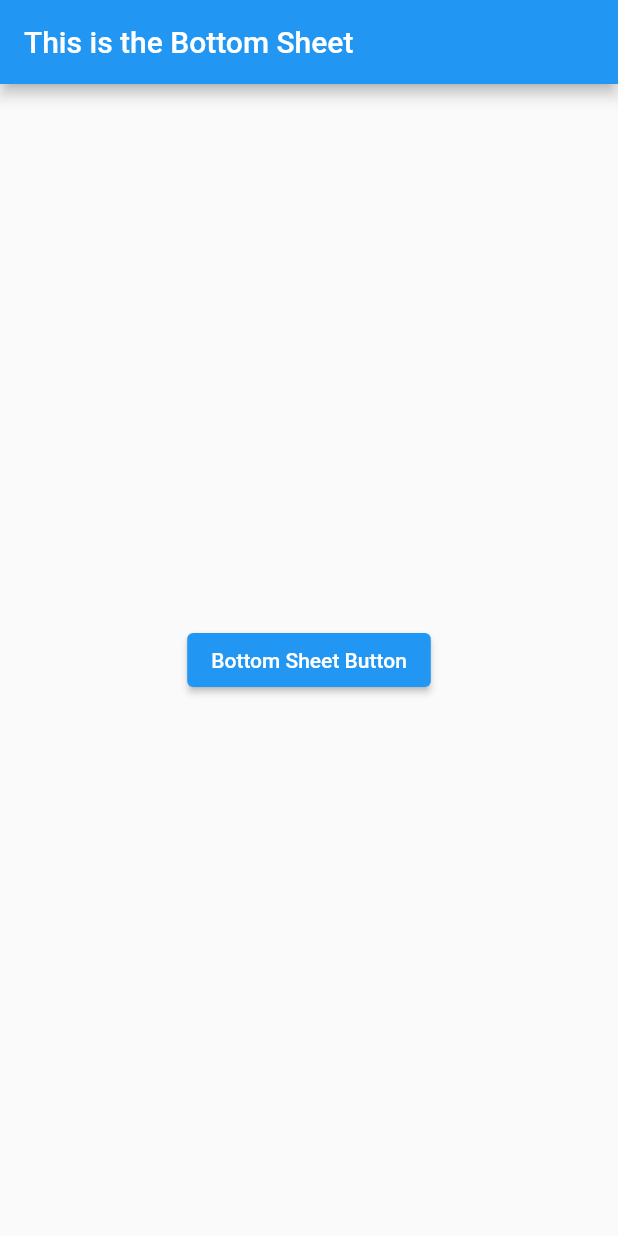
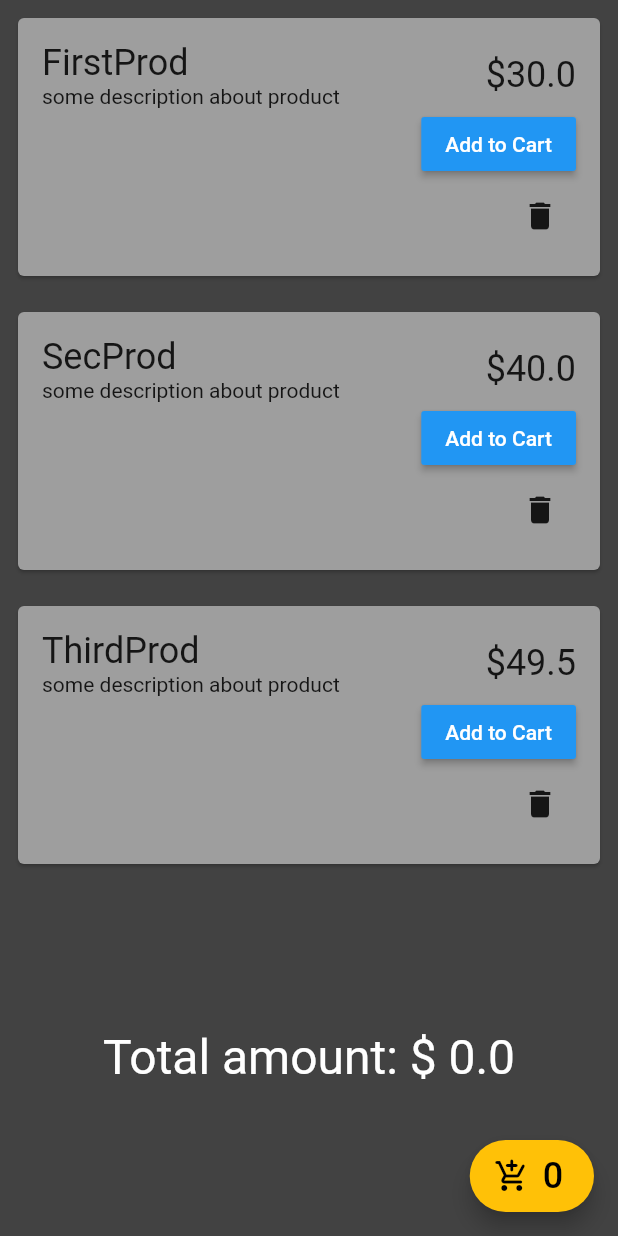
Before and after one commit to tarunchauhan97/flutter-getx-basics, a Flutter app: the screen it shows after launch, on a phone screen of 412 x 824 dp. Run offline on Flutter 3.47's test engine with Material 2 defaults, Android fonts, the phone set to English and light mode, and no system bars; our stand-ins replace get.

Commit message:
add to cart e commerce

```diff
--- /dev/null
+++ b/lib/controllers/cart_controller.dart
@@ -0,0 +1,23 @@
+import 'package:get/state_manager.dart';
+import 'package:flutter_getx/models/product.dart';
+
+class CartController extends GetxController {
+  //var cartItems = List<Product>().obs;
+  var cartItems = [].obs;
+
+  int get count => cartItems.length;
+
+  double get totalPrice => cartItems.fold(0, (sum, item) => sum + item.price);
+
+  void deleteItem(Product product) {
+    final containProduct = cartItems.contains(product);
+    print(containProduct);
+    cartItems.remove(product);
+    // cartItems.value;
+    print('Deleted');
+  }
+
+  addToCart(Product product) {
+    cartItems.add(product);
+  }
+}
--- /dev/null
+++ b/lib/controllers/shopping_controller.dart
@@ -0,0 +1,44 @@
+import 'package:get/state_manager.dart';
+import 'package:flutter_getx/models/product.dart';
+
+class ShoppingController extends GetxController {
+  //var products = List<Product>().obs;
+  var products = [].obs;
+
+  @override
+  void onInit() {
+    super.onInit();
+    fetchProducts();
+    // print('shopping controller init');
+  }
+
+  void fetchProducts() async {
+    await Future.delayed(Duration(seconds: 1));
+    // print('delay');
+    var productResult = [
+      Product(
+          id: 1,
+          price: 30,
+          productDescription: 'some description about product',
+          productImage: 'abd',
+          productName: 'FirstProd',
+          isFavorite: false),
+      Product(
+          id: 2,
+          price: 40,
+          productDescription: 'some description about product',
+          productImage: 'abd',
+          productName: 'SecProd',
+          isFavorite: true),
+      Product(
+          id: 3,
+          price: 49.5,
+          productDescription: 'some description about product',
+          productImage: 'abd',
+          productName: 'ThirdProd',
+          isFavorite: false),
+    ];
+    // print('ending');
+    products.value = productResult;
+  }
+}
--- a/lib/main.dart
+++ b/lib/main.dart
@@ -1,72 +1,20 @@
 import 'package:flutter/material.dart';
-import 'package:get/get.dart';
+import 'package:flutter_getx/views/shopping_page.dart';
 
 void main() {
-  runApp(const MyApp());
+  runApp(MyApp());
 }
 
 class MyApp extends StatelessWidget {
-  const MyApp({Key? key}) : super(key: key);
-
   @override
   Widget build(BuildContext context) {
-    return GetMaterialApp(
-      title: 'Bottom Sheet',
-      home: Scaffold(
-        appBar: AppBar(
-          title: Text('This is the Bottom Sheet '),
-        ),
-        body: Center(
-          child: Column(
-            mainAxisAlignment: MainAxisAlignment.center,
-            crossAxisAlignment: CrossAxisAlignment.center,
-            children: [
-              ElevatedButton(
-                onPressed: () {
-                  //Get.snackbar("Its Snack Bar GetX", "Hello SnackBar");
-                  // Get.defaultDialog(
-                  //   title: 'Dialog Title',
-                  //   titleStyle: TextStyle(fontSize: 18),
-                  //   middleText: "this will be middle area",
-                  //   middleTextStyle: TextStyle(fontSize: 19.0),
-                  //   backgroundColor: Colors.blueGrey,
-                  //   radius: 80.0,
-                  //   textCancel: "NO",
-                  //   cancelTextColor: Colors.white,
-                  //   textConfirm: "Yes",
-                  //   confirmTextColor: Colors.white,
-                  //   onCancel: () {},
-                  //   onConfirm: () {},
-                  //   buttonColor: Colors.pinkAccent,
-                  // );
-
-                  Get.bottomSheet(Container(
-                    child: Wrap(
-                      children: [
-                        ListTile(
-                          leading: Icon(Icons.wb_incandescent),
-                          title: Text('Light Theme'),
-                          onTap: () {
-                            Get.changeTheme(ThemeData.light());
-                          },
-                        ),
-                        ListTile(
-                          leading: Icon(Icons.wb_incandescent_outlined),
-                          title: Text('Dark Theme'),
-                          onTap: () {
-                            Get.changeTheme(ThemeData.dark());
-                          },
-                        ),
-                      ],
-                    ),
-                  ));
-                },
-                child: Text("Bottom Sheet Button"),
-              ),
-            ],
-          ),
-        ),
+    return MaterialApp(
+      title: 'Flutter Demo',
+      theme: ThemeData(
+        primarySwatch: Colors.blue,
+        visualDensity: VisualDensity.adaptivePlatformDensity,
       ),
+      home: ShoppingPage(),
     );
   }
 }
--- /dev/null
+++ b/lib/models/product.dart
@@ -0,0 +1,22 @@
+import 'package:get/state_manager.dart';
+
+class Product {
+  final int id;
+  final String productName;
+  final String productImage;
+  final String productDescription;
+  final double price;
+  final isFavorite;
+
+  Product(
+      {required this.id,
+      required this.productName,
+      required this.productImage,
+      required this.productDescription,
+      required this.price,
+      required this.isFavorite});
+
+// void toggle() {
+//   isFavorite.value = true;
+// }
+}
--- /dev/null
+++ b/lib/views/shopping_page.dart
@@ -0,0 +1,111 @@
+import 'package:flutter/material.dart';
+import 'package:get/get.dart';
+import 'package:flutter_getx/controllers/cart_controller.dart';
+import 'package:flutter_getx/controllers/shopping_controller.dart';
+
+class ShoppingPage extends StatelessWidget {
+  final shoppingController = Get.put(ShoppingController());
+  final cartController = Get.put(CartController());
+
+  @override
+  Widget build(BuildContext context) {
+    return Scaffold(
+      backgroundColor: Colors.grey.shade800,
+      body: SafeArea(
+        child: Column(
+          children: [
+            Expanded(
+              child: GetX<ShoppingController>(
+                builder: (controller) {
+                  return ListView.builder(
+                    itemCount: controller.products.length,
+                    itemBuilder: (context, index) {
+                      return Card(
+                        color: Colors.grey,
+                        margin: const EdgeInsets.all(12),
+                        child: Padding(
+                          padding: const EdgeInsets.all(16.0),
+                          child: Column(
+                            crossAxisAlignment: CrossAxisAlignment.end,
+                            children: [
+                              Row(
+                                mainAxisAlignment: MainAxisAlignment.spaceBetween,
+                                children: [
+                                  Column(
+                                    crossAxisAlignment: CrossAxisAlignment.start,
+                                    children: [
+                                      Text(
+                                        '${controller.products[index].productName}',
+                                        style: TextStyle(fontSize: 24),
+                                      ),
+                                      Text('${controller.products[index].productDescription}'),
+                                    ],
+                                  ),
+                                  Text('\$${controller.products[index].price}',
+                                      style: TextStyle(fontSize: 24)),
+                                ],
+                              ),
+                              RaisedButton(
+                                onPressed: () {
+                                  cartController.addToCart(controller.products[index]);
+                                },
+                                color: Colors.blue,
+                                textColor: Colors.white,
+                                child: Text('Add to Cart'),
+                              ),
+                              IconButton(
+                                onPressed: () {
+                                  cartController.deleteItem(controller.products[index]);
+                                },
+                                icon: Icon(Icons.delete),
+                              ),
+
+                              // Obx(() => IconButton(
+                              //       icon: controller
+                              //               .products[index].isFavorite
+                              //           ? Icon(Icons.check_box_rounded)
+                              //           : Icon(Icons
+                              //               .check_box_outline_blank_outlined),
+                              //       onPressed: () {
+                              //         // controller.products[index].isFavorite
+                              //         //     .toggle();
+                              //         print('press');
+                              //         // controller.pr
+                              //       },
+                              //     )),
+                            ],
+                          ),
+                        ),
+                      );
+                    },
+                  );
+                },
+              ),
+            ),
+            GetX<CartController>(builder: (controller) {
+              return Text(
+                'Total amount: \$ ${controller.totalPrice}',
+                style: TextStyle(fontSize: 32, color: Colors.white),
+              );
+            }),
+            SizedBox(height: 100),
+          ],
+        ),
+      ),
+      floatingActionButton: FloatingActionButton.extended(
+        onPressed: () {},
+        backgroundColor: Colors.amber,
+        icon: Icon(
+          Icons.add_shopping_cart_rounded,
+          color: Colors.black,
+        ),
+        label: GetX<CartController>(builder: (controller) {
+          return Text(
+            controller.count.toString(),
+            style: TextStyle(color: Colors.black, fontSize: 24),
+          );
+        }),
+      ),
+    );
+  }
+}
```
